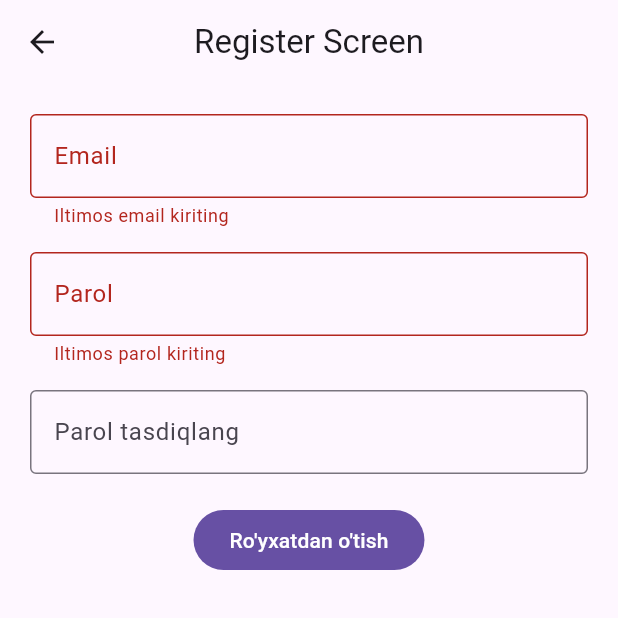
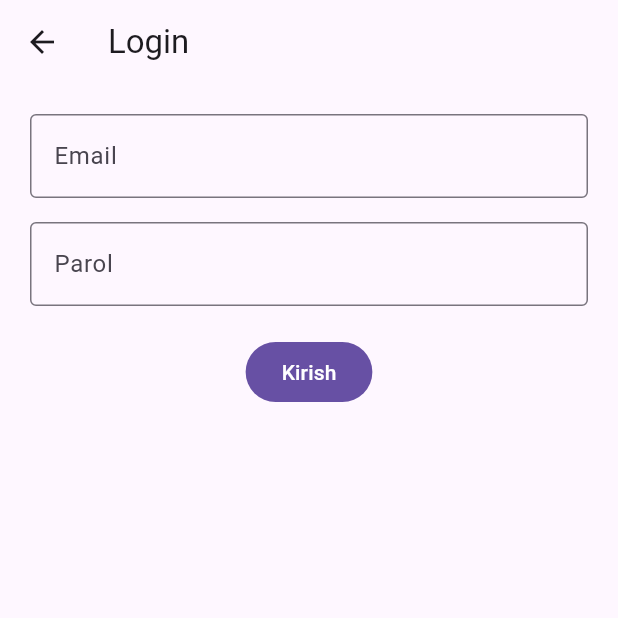
Before and after one commit to narzu11ayevnodirbek/topstretching, a Flutter app: the RegisterScreen screen opened directly, after a tap on "Ro'yxatdan o'tish", on a phone screen of 412 x 824 dp, the top half of it. Run offline on Flutter 3.47's test engine with Material 3 defaults, Android fonts, the phone set to English and light mode, and no system bars; our stand-ins replace dio, firebase_auth, firebase_core, flutter_bloc, get_it; accounts and stored records are empty.

Commit message:
auth section is partly completed

```diff
--- /dev/null
+++ b/lib/features/auth/presentation/screens/login_screen.dart
@@ -0,0 +1,93 @@
+import 'package:flutter/material.dart';
+import 'package:flutter_bloc/flutter_bloc.dart';
+import 'package:topstretching/features/auth/presentation/blocs/auth_bloc.dart';
+import 'package:topstretching/features/auth/presentation/blocs/auth_bloc_event.dart';
+import 'package:topstretching/features/auth/presentation/blocs/auth_bloc_state.dart';
+import 'package:topstretching/features/auth/presentation/screens/home_screen.dart';
+import 'package:topstretching/features/auth/presentation/widgets/textformfield_widget.dart';
+
+class LoginScreen extends StatefulWidget {
+  const LoginScreen({super.key});
+
+  @override
+  State<LoginScreen> createState() => _LoginScreenState();
+}
+
+class _LoginScreenState extends State<LoginScreen> {
+  final _formKey = GlobalKey<FormState>();
+  final _emailController = TextEditingController();
+  final _passwordController = TextEditingController();
+
+  @override
+  void dispose() {
+    _emailController.dispose();
+    _passwordController.dispose();
+    super.dispose();
+  }
+
+  @override
+  Widget build(BuildContext context) {
+    return Scaffold(
+      appBar: AppBar(title: Text("Login")),
+      body: BlocListener<AuthBloc, AuthBlocState>(
+        listener: (context, state) {
+          if (state is AuthAuthenticated) {
+            Navigator.pushReplacement(
+              context,
+              MaterialPageRoute(builder: (_) => HomeScreen()),
+            );
+          } else if (state is AuthUnauthenticated) {
+            ScaffoldMessenger.of(
+              context,
+            ).showSnackBar(SnackBar(content: Text(state.error!)));
+          }
+        },
+        child: Padding(
+          padding: const EdgeInsets.all(20),
+          child: Form(
+            key: _formKey,
+            child: Column(
+              children: [
+                TextformfieldWidget(
+                  controller: _emailController,
+                  labelText: "Email",
+                  validator: (value) =>
+                      value!.contains('@') ? null : "Email noto‘g‘ri",
+                ),
+                SizedBox(height: 16),
+                TextformfieldWidget(
+                  controller: _passwordController,
+                  labelText: "Parol",
+                  hideText: true,
+                  validator: (value) => value!.length >= 6
+                      ? null
+                      : "Parol kamida 6 ta belgidan iborat bo‘lishi kerak",
+                ),
+                SizedBox(height: 20),
+                BlocBuilder<AuthBloc, AuthBlocState>(
+                  builder: (context, state) {
+                    if (state is AuthLoading) {
+                      return CircularProgressIndicator();
+                    }
+                    return FilledButton(
+                      onPressed: () {
+                        if (_formKey.currentState!.validate()) {
+                          final email = _emailController.text;
+                          final password = _passwordController.text;
+                          context.read<AuthBloc>().add(
+                            LoginRequested(email, password),
+                          );
+                        }
+                      },
+                      child: Text("Kirish"),
+                    );
+                  },
+                ),
+              ],
+            ),
+          ),
+        ),
+      ),
+    );
+  }
+}
--- a/lib/features/auth/presentation/screens/register_screen.dart
+++ b/lib/features/auth/presentation/screens/register_screen.dart
@@ -1,4 +1,9 @@
 import 'package:flutter/material.dart';
+import 'package:flutter_bloc/flutter_bloc.dart';
+import 'package:topstretching/features/auth/presentation/blocs/auth_bloc.dart';
+import 'package:topstretching/features/auth/presentation/blocs/auth_bloc_event.dart';
+import 'package:topstretching/features/auth/presentation/blocs/auth_bloc_state.dart';
+import 'package:topstretching/features/auth/presentation/screens/login_screen.dart';
 import 'package:topstretching/features/auth/presentation/widgets/textformfield_widget.dart';
 
 class RegisterScreen extends StatefulWidget {
@@ -22,19 +27,24 @@ class _RegisterScreenState extends State<RegisterScreen> {
     super.dispose();
   }
 
-  void _submit() {
-    if (_formKey.currentState!.validate()) {
-      //ro'yxatdan o'tavering bemalol
-      final email = _emailController.text;
-      final password = _passwordController.text;
-    }
-  }
-
   @override
   Widget build(BuildContext context) {
     return Scaffold(
-      appBar: AppBar(title: Text("Register Screen"), centerTitle: true),
-      body: SingleChildScrollView(
+      appBar: AppBar(
+        title: Text("Register Screen"),
+        centerTitle: true,
+        automaticallyImplyLeading: false,
+      ),
+      body: BlocProvider(
+        create: (_) => AuthBloc()..add(CheckAuthState()),
+
+        child: BlocBuilder<AuthBloc, AuthBlocState>(
+          builder: (context, state) {
+            if (state is AuthLoading) {
+              return Center(child: CircularProgressIndicator());
+            }
+
+            return SingleChildScrollView(
               child: Padding(
                 padding: const EdgeInsets.all(20),
                 child: Form(
@@ -85,13 +95,30 @@ class _RegisterScreenState extends State<RegisterScreen> {
                       ),
                       SizedBox(height: 20),
                       FilledButton(
-                  onPressed: _submit,
+                        onPressed: () {
+                          if (_formKey.currentState!.validate()) {
+                            final email = _emailController.text;
+                            final password = _passwordController.text;
+                            context.read<AuthBloc>().add(
+                              RegisterRequested(email, password),
+                            );
+                          }
+                          Navigator.pushReplacement(
+                            context,
+                            MaterialPageRoute(
+                              builder: (context) => LoginScreen(),
+                            ),
+                          );
+                        },
                         child: Text("Ro'yxatdan o'tish"),
                       ),
                     ],
                   ),
                 ),
               ),
+            );
+          },
+        ),
       ),
     );
   }
```
Also changed, not shown: lib/features/auth/presentation/screens/home_screen.dart (added, +10 -0 lines), lib/main.dart (+9 -4 lines), assets/images/login.png (added), firebase.json. Lines whose indentation alone changed are shown as unchanged.
